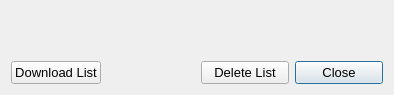
Above: DownloaderForReddit/GUI_Resources/UnfinishedDownloadsDialog.ui from MalloyDelacroix/DownloaderForReddit before the change. Below: the same form after it.
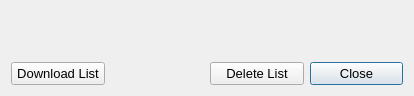
That is the form after the change. Icons and pictures are not drawn.

Patch:
```diff
--- a/DownloaderForReddit/GUI_Resources/UnfinishedDownloadsDialog.ui
+++ b/DownloaderForReddit/GUI_Resources/UnfinishedDownloadsDialog.ui
@@ -6,8 +6,8 @@
    <rect>
     <x>0</x>
     <y>0</y>
-    <width>394</width>
-    <height>95</height>
+    <width>414</width>
+    <height>96</height>
    </rect>
   </property>
   <property name="font">
```
Left out of the diff: 2 changed lines with no effect on the pictures.
